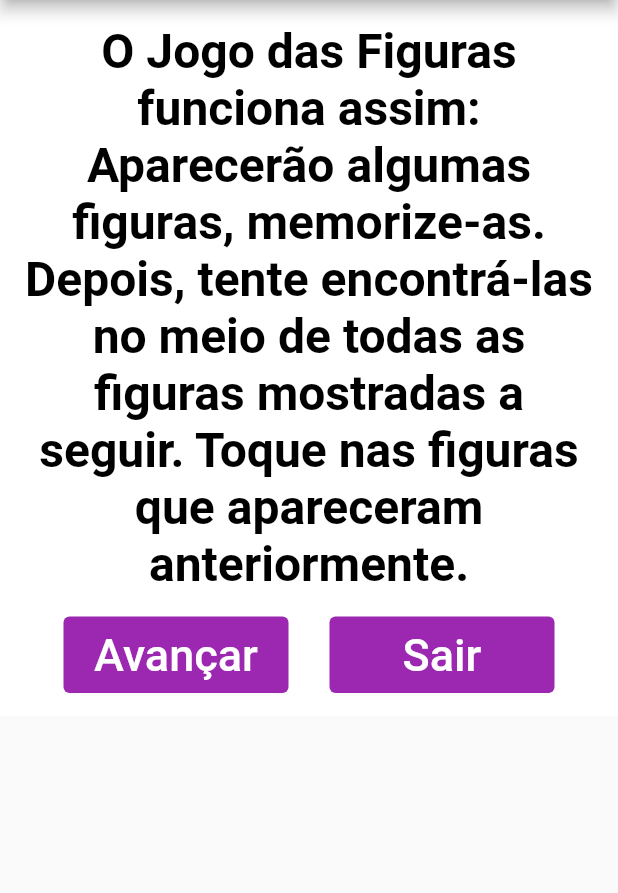
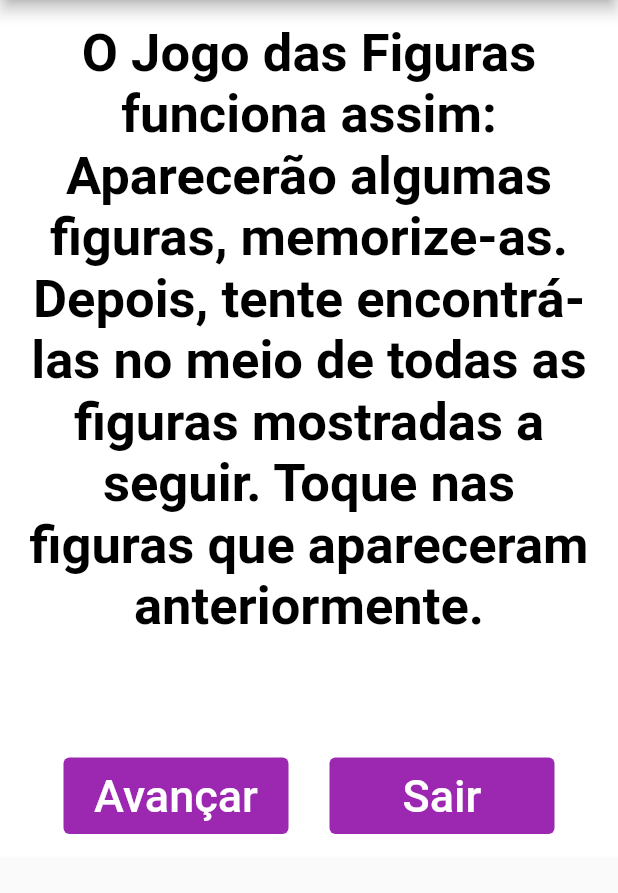
Before and after one commit to MouraRaquel/memory_extreme_app, a Flutter app: the InstrucoesFiguras screen opened directly, on a phone screen of 412 x 824 dp, the part 84-977 px from its top. Run offline on Flutter 3.47's test engine with Material 2 defaults, Android fonts, the phone set to English and light mode, and no system bars.

Commit message:
Não sei qual foi a alteração

```diff
--- a/lib/pages/instrucoes.dart
+++ b/lib/pages/instrucoes.dart
@@ -32,11 +32,12 @@ class InstrucoesPalavras extends StatelessWidget {
 
                 textAlign: TextAlign.center,
                 style: TextStyle(
-                  fontSize: 25,
+                  fontSize: 35,
                   color: Colors.black,
                   fontWeight: FontWeight.bold,
                 )),
         Text(""),
+            Text(""),Text(""), Text(""),Text(""),
             Row(
               mainAxisAlignment: MainAxisAlignment.spaceEvenly,
               mainAxisSize: MainAxisSize.max,
@@ -113,11 +114,11 @@ class InstrucoesFiguras extends StatelessWidget {
               "figuras que apareceram anteriormente.",
               textAlign: TextAlign.center,
               style: TextStyle(
-                fontSize: 32,
+                fontSize: 35,
                 color: Colors.black,
                 fontWeight: FontWeight.bold,
               )),
-          Text(""),
+          Text(""),Text(""),Text(""),Text(""),Text(""),
           Row(
             mainAxisAlignment: MainAxisAlignment.spaceEvenly,
             mainAxisSize: MainAxisSize.max,
```
